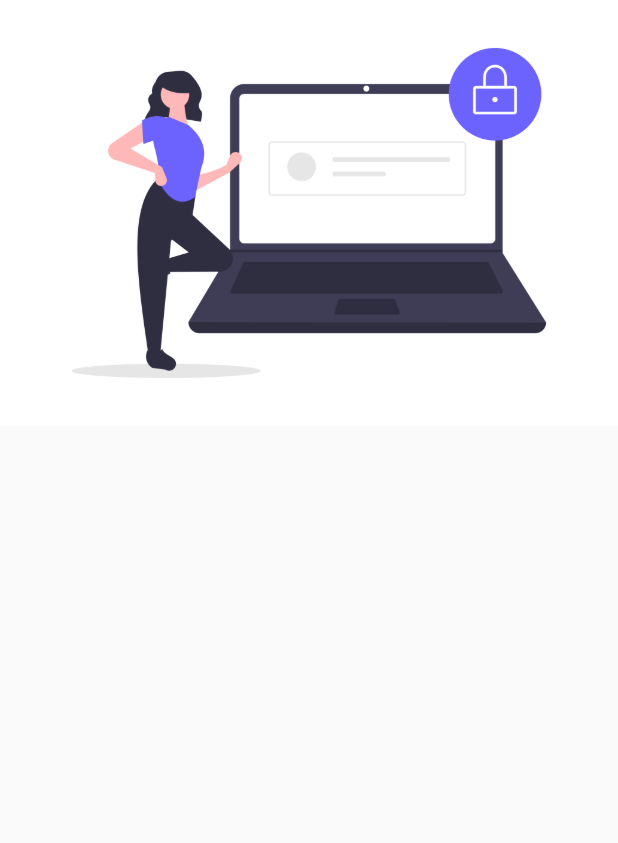
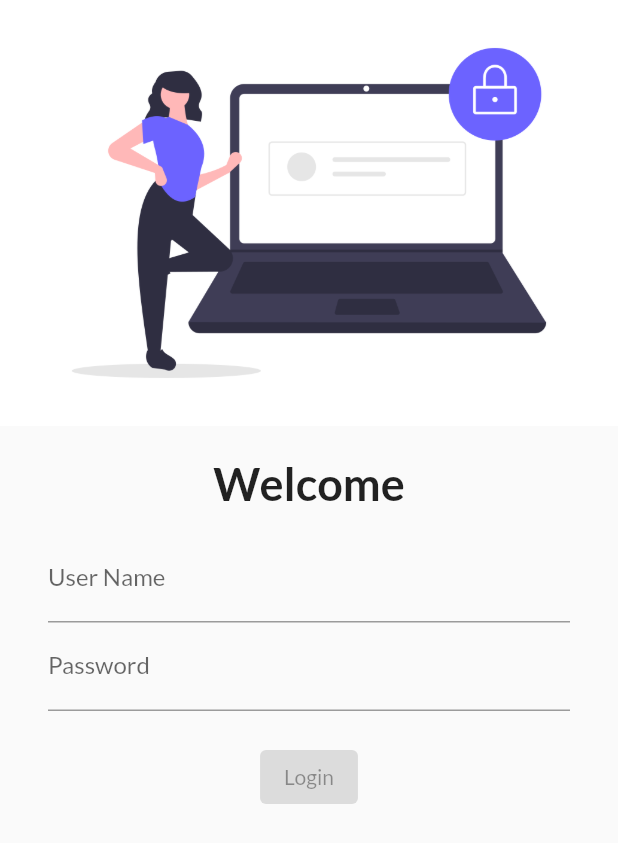
Before and after one commit to NikhilNarayanpure/Newvision30, a Flutter app: the screen it shows after launch, on a phone screen of 412 x 824 dp. Shown: the top 843 px of the screen. Run offline on Flutter 3.47's test engine with Material 2 defaults, Android fonts, the phone set to English and light mode, and no system bars; our stand-ins replace google_fonts; statements that could not run were skipped.

Commit message:
Day 4 Completed

```diff
--- a/lib/Pages/login_page.dart
+++ b/lib/Pages/login_page.dart
@@ -1,5 +1,4 @@
 import 'package:flutter/material.dart';
-
 
 class LoginPage extends StatelessWidget {
   @override
@@ -7,9 +6,49 @@ class LoginPage extends StatelessWidget {
     return Material(
       child: Column(
         children: [
-          Image.asset("assets/images/login_image.png",fit: BoxFit.cover,)
+          Image.asset(
+            "assets/images/login_image.png",
+            fit: BoxFit.cover,
+          ),
+          SizedBox(
+            height: 20.0,
+          ),
+          Text(
+            "Welcome",
+            style: TextStyle(
+              fontSize: 30,
+              fontWeight: FontWeight.bold,
+            ),
+          ),
+          Padding(
+            padding: const EdgeInsets.symmetric(
+                vertical: 16.0, horizontal: 32.0),
+            child: Column(
+              children: [
+                TextFormField(
+                  decoration: InputDecoration(
+                    hintText: "Enter Text",
+                    labelText: "User Name",
+                  ),
+                ),
+                TextFormField(
+                  obscureText: true,
+                  decoration: InputDecoration(
+                    hintText: "Enter Password",
+                    labelText: "Password",
+                  ),
+                ),
+                SizedBox(
+                  height: 20.0,
+                ),
+                ElevatedButton(onPressed: (), child: Text("Login"),
+                  style: TextButton.styleFrom(),
+                  ),
+              ],
+            ),
+          ),
         ],
-      )
+      ),
     );
   }
 }
--- a/lib/main.dart
+++ b/lib/main.dart
@@ -1,8 +1,9 @@
 import 'package:flutter/material.dart';
 import 'package:new_vision/Pages/home_page.dart';
 import 'package:new_vision/Pages/login_page.dart';
+
 //import 'package:flutter/src/widgets/app.dart';
-
+import 'package:google_fonts/google_fonts.dart';
 
 void main() {
   runApp(const MyApp());
@@ -19,12 +20,13 @@ class MyApp extends StatelessWidget {
       themeMode: ThemeMode.light,
       theme: ThemeData(
         primarySwatch: Colors.green,
+        fontFamily: GoogleFonts.lato().fontFamily,
       ),
       //initialRoute: "/home",
       routes: {
-        "/":(Context)=>LoginPage(),
-        "/home":(Context)=>Homepage(),
-        "/login":(Context)=>LoginPage(),
+        "/": (Context) => LoginPage(),
+        "/home": (Context) => Homepage(),
+        "/login": (Context) => LoginPage(),
       },
     );
   }
--- a/pubspec.yaml
+++ b/pubspec.yaml
@@ -34,6 +34,7 @@ dependencies:
   # The following adds the Cupertino Icons font to your application.
   # Use with the CupertinoIcons class for iOS style icons.
   cupertino_icons: ^1.0.2
+  google_fonts: ^3.0.1
 
 dev_dependencies:
   flutter_test:
```
Also changed, not shown: pubspec.lock.
